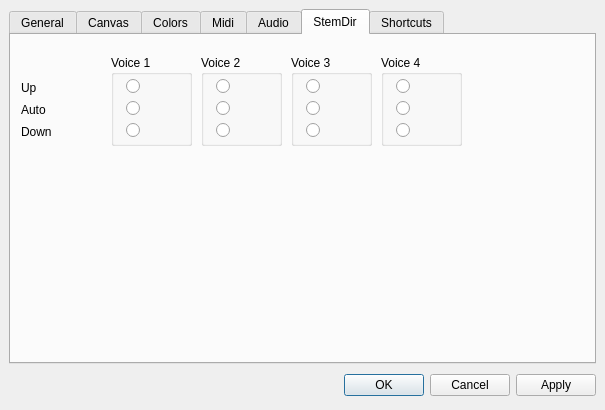
Above: mscore/mscore/prefsdialog.ui from musescore/musescore-old before the change. Below: the same form after it.
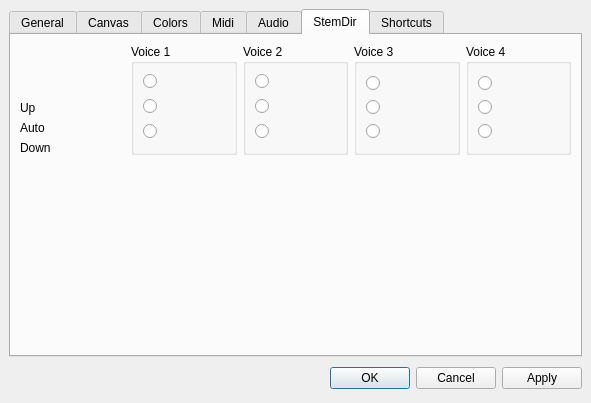
That is the form after the change. The open tabs and pages were chosen to show the change. Icons and pictures are not drawn.

```diff
--- a/mscore/mscore/prefsdialog.ui
+++ b/mscore/mscore/prefsdialog.ui
@@ -5,8 +5,8 @@
    <rect>
     <x>0</x>
     <y>0</y>
-    <width>605</width>
-    <height>410</height>
+    <width>591</width>
+    <height>403</height>
    </rect>
   </property>
   <property name="windowTitle" >
@@ -2643,265 +2643,227 @@
       <attribute name="title" >
        <string>StemDir</string>
       </attribute>
+      <layout class="QGridLayout" >
+       <property name="margin" >
+        <number>9</number>
+       </property>
+       <property name="spacing" >
+        <number>6</number>
+       </property>
+       <item row="1" column="0" >
+        <spacer>
+         <property name="orientation" >
+          <enum>Qt::Vertical</enum>
+         </property>
+         <property name="sizeHint" >
+          <size>
+           <width>20</width>
+           <height>191</height>
+          </size>
+         </property>
+        </spacer>
+       </item>
+       <item row="0" column="4" >
+        <widget class="QGroupBox" name="voiceGroupBox4" >
+         <property name="title" >
+          <string>Voice 4</string>
+         </property>
+         <property name="flat" >
+          <bool>true</bool>
+         </property>
+         <layout class="QVBoxLayout" >
+          <property name="margin" >
+           <number>9</number>
+          </property>
+          <property name="spacing" >
+           <number>6</number>
+          </property>
+          <item>
+           <widget class="QRadioButton" name="upRadioButton4" >
+            <property name="text" >
+             <string/>
+            </property>
+           </widget>
+          </item>
+          <item>
+           <widget class="QRadioButton" name="autoRadioButton4" >
+            <property name="text" >
+             <string/>
+            </property>
+           </widget>
+          </item>
+          <item>
+           <widget class="QRadioButton" name="downRadioButton4" >
+            <property name="text" >
+             <string/>
+            </property>
+           </widget>
+          </item>
+         </layout>
+        </widget>
+       </item>
+       <item row="0" column="3" >
+        <widget class="QGroupBox" name="voiceGroupBox3" >
+         <property name="title" >
+          <string>Voice 3</string>
+         </property>
+         <property name="flat" >
+          <bool>true</bool>
+         </property>
+         <layout class="QVBoxLayout" >
+          <property name="margin" >
+           <number>9</number>
+          </property>
+          <property name="spacing" >
+           <number>6</number>
+          </property>
+          <item>
+           <widget class="QRadioButton" name="upRadioButton3" >
+            <property name="text" >
+             <string/>
+            </property>
+           </widget>
+          </item>
+          <item>
+           <widget class="QRadioButton" name="autoRadioButton3" >
+            <property name="text" >
+             <string/>
+            </property>
+           </widget>
+          </item>
+          <item>
+           <widget class="QRadioButton" name="downRadioButton3" >
+            <property name="text" >
+             <string/>
+            </property>
+           </widget>
+          </item>
+         </layout>
+        </widget>
+       </item>
+       <item row="0" column="0" >
+        <layout class="QVBoxLayout" >
+         <property name="margin" >
+          <number>0</number>
+         </property>
+         <property name="spacing" >
+          <number>6</number>
+         </property>
+         <item>
+          <spacer>
+           <property name="orientation" >
+            <enum>Qt::Vertical</enum>
+           </property>
+           <property name="sizeHint" >
+            <size>
+             <width>20</width>
+             <height>40</height>
+            </size>
+           </property>
+          </spacer>
+         </item>
+         <item>
       <widget class="QLabel" name="upLabel" >
-       <property name="geometry" >
-        <rect>
-         <x>10</x>
-         <y>45</y>
-         <width>54</width>
-         <height>16</height>
-        </rect>
-       </property>
        <property name="text" >
         <string>Up</string>
        </property>
       </widget>
+         </item>
+         <item>
       <widget class="QLabel" name="autoLabel" >
-       <property name="geometry" >
-        <rect>
-         <x>10</x>
-         <y>67</y>
-         <width>54</width>
-         <height>16</height>
-        </rect>
-       </property>
        <property name="text" >
         <string>Auto</string>
        </property>
       </widget>
+         </item>
+         <item>
       <widget class="QLabel" name="downLabel" >
-       <property name="geometry" >
-        <rect>
-         <x>10</x>
-         <y>89</y>
-         <width>54</width>
-         <height>16</height>
-        </rect>
-       </property>
        <property name="text" >
         <string>Down</string>
        </property>
       </widget>
+         </item>
+        </layout>
+       </item>
+       <item row="0" column="1" >
       <widget class="QGroupBox" name="voiceGroupBox1" >
-       <property name="geometry" >
-        <rect>
-         <x>100</x>
-         <y>20</y>
-         <width>81</width>
-         <height>91</height>
-        </rect>
-       </property>
        <property name="title" >
         <string>Voice 1</string>
        </property>
        <property name="flat" >
         <bool>true</bool>
        </property>
+         <layout class="QVBoxLayout" >
+          <property name="margin" >
+           <number>9</number>
+          </property>
+          <property name="spacing" >
+           <number>9</number>
+          </property>
+          <item>
        <widget class="QRadioButton" name="upRadioButton1" >
-        <property name="geometry" >
-         <rect>
-          <x>15</x>
-          <y>20</y>
-          <width>51</width>
-          <height>22</height>
-         </rect>
-        </property>
         <property name="text" >
          <string/>
         </property>
        </widget>
+          </item>
+          <item>
        <widget class="QRadioButton" name="autoRadioButton1" >
-        <property name="geometry" >
-         <rect>
-          <x>15</x>
-          <y>42</y>
-          <width>51</width>
-          <height>22</height>
-         </rect>
-        </property>
         <property name="text" >
          <string/>
         </property>
        </widget>
+          </item>
+          <item>
        <widget class="QRadioButton" name="downRadioButton1" >
-        <property name="geometry" >
-         <rect>
-          <x>15</x>
-          <y>64</y>
-          <width>51</width>
-          <height>22</height>
-         </rect>
-        </property>
         <property name="text" >
          <string/>
         </property>
        </widget>
-      </widget>
+          </item>
+         </layout>
+        </widget>
+       </item>
+       <item row="0" column="2" >
       <widget class="QGroupBox" name="voiceGroupBox2" >
-       <property name="geometry" >
-        <rect>
-         <x>190</x>
-         <y>20</y>
-         <width>81</width>
-         <height>91</height>
-        </rect>
-       </property>
        <property name="title" >
         <string>Voice 2</string>
        </property>
        <property name="flat" >
         <bool>true</bool>
        </property>
+         <layout class="QVBoxLayout" >
+          <property name="margin" >
+           <number>9</number>
+          </property>
+          <property name="spacing" >
+           <number>9</number>
+          </property>
+          <item>
        <widget class="QRadioButton" name="upRadioButton2" >
-        <property name="geometry" >
-         <rect>
-          <x>15</x>
-          <y>20</y>
-          <width>51</width>
-          <height>22</height>
-         </rect>
-        </property>
         <property name="text" >
          <string/>
         </property>
        </widget>
+          </item>
+          <item>
        <widget class="QRadioButton" name="autoRadioButton2" >
-        <property name="geometry" >
-         <rect>
-          <x>15</x>
-          <y>42</y>
-          <width>51</width>
-          <height>22</height>
-         </rect>
-        </property>
         <property name="text" >
          <string/>
         </property>
        </widget>
+          </item>
+          <item>
        <widget class="QRadioButton" name="downRadioButton2" >
-        <property name="geometry" >
-         <rect>
-          <x>15</x>
-          <y>64</y>
-          <width>51</width>
-          <height>22</height>
-         </rect>
-        </property>
         <property name="text" >
          <string/>
         </property>
        </widget>
-      </widget>
-      <widget class="QGroupBox" name="voiceGroupBox3" >
-       <property name="geometry" >
-        <rect>
-         <x>280</x>
-         <y>20</y>
-         <width>81</width>
-         <height>91</height>
-        </rect>
-       </property>
-       <property name="title" >
-        <string>Voice 3</string>
-       </property>
-       <property name="flat" >
-        <bool>true</bool>
-       </property>
-       <widget class="QRadioButton" name="upRadioButton3" >
-        <property name="geometry" >
-         <rect>
-          <x>15</x>
-          <y>20</y>
-          <width>51</width>
-          <height>22</height>
-         </rect>
-        </property>
-        <property name="text" >
-         <string/>
-        </property>
-       </widget>
-       <widget class="QRadioButton" name="autoRadioButton3" >
-        <property name="geometry" >
-         <rect>
-          <x>15</x>
-          <y>42</y>
-          <width>51</width>
-          <height>22</height>
-         </rect>
-        </property>
-        <property name="text" >
-         <string/>
-        </property>
-       </widget>
-       <widget class="QRadioButton" name="downRadioButton3" >
-        <property name="geometry" >
-         <rect>
-          <x>15</x>
-          <y>64</y>
-          <width>51</width>
-          <height>22</height>
-         </rect>
-        </property>
-        <property name="text" >
-         <string/>
-        </property>
-       </widget>
-      </widget>
-      <widget class="QGroupBox" name="voiceGroupBox4" >
-       <property name="geometry" >
-        <rect>
-         <x>370</x>
-         <y>20</y>
-         <width>81</width>
-         <height>91</height>
-        </rect>
-       </property>
-       <property name="title" >
-        <string>Voice 4</string>
-       </property>
-       <property name="flat" >
-        <bool>true</bool>
-       </property>
-       <widget class="QRadioButton" name="upRadioButton4" >
-        <property name="geometry" >
-         <rect>
-          <x>15</x>
-          <y>20</y>
-          <width>51</width>
-          <height>22</height>
-         </rect>
-        </property>
-        <property name="text" >
-         <string/>
-        </property>
-       </widget>
-       <widget class="QRadioButton" name="autoRadioButton4" >
-        <property name="geometry" >
-         <rect>
-          <x>15</x>
-          <y>42</y>
-          <width>51</width>
-          <height>22</height>
-         </rect>
-        </property>
-        <property name="text" >
-         <string/>
-        </property>
-       </widget>
-       <widget class="QRadioButton" name="downRadioButton4" >
-        <property name="geometry" >
-         <rect>
-          <x>15</x>
-          <y>64</y>
-          <width>51</width>
-          <height>22</height>
-         </rect>
-        </property>
-        <property name="text" >
-         <string/>
-        </property>
-       </widget>
-      </widget>
+          </item>
+         </layout>
+        </widget>
+       </item>
+      </layout>
      </widget>
      <widget class="QWidget" name="tab_3" >
       <attribute name="title" >
```
Left out of the diff: 32 changed lines with no effect on the pictures. Lines whose indentation alone changed are shown as unchanged.
